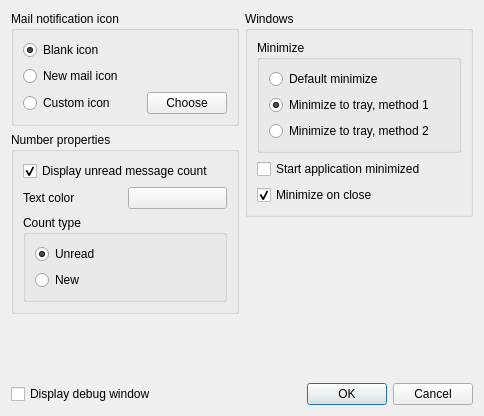
This is app/SysTray-X/preferences.ui in Ximi1970/systray-x as Qt 5 draws it before an edit. The edited form follows.
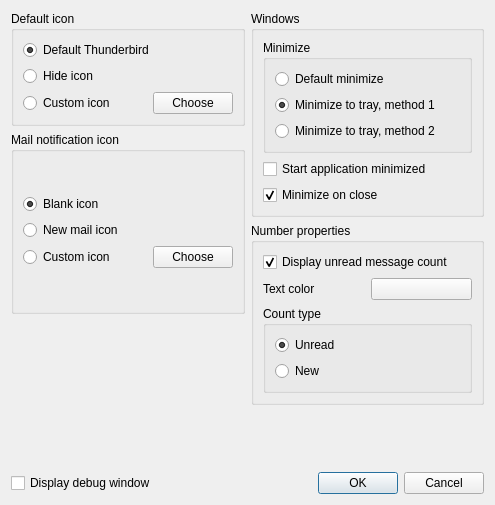
This is the edited form. Icons and pictures are not drawn.

Commit message: Add default icon preferences

```diff
--- a/app/SysTray-X/preferences.ui
+++ b/app/SysTray-X/preferences.ui
@@ -6,8 +6,8 @@
    <rect>
     <x>0</x>
     <y>0</y>
-    <width>484</width>
-    <height>416</height>
+    <width>495</width>
+    <height>505</height>
    </rect>
   </property>
   <property name="windowTitle">
@@ -18,11 +18,157 @@
     <normaloff>:/files/icons/SysTray-X.png</normaloff>:/files/icons/SysTray-X.png</iconset>
   </property>
   <layout class="QGridLayout" name="gridLayout">
-   <item row="0" column="0" rowspan="3">
+   <item row="0" column="0">
+    <widget class="QGroupBox" name="groupBox_2">
+     <property name="title">
+      <string>Default icon</string>
+     </property>
     <layout class="QVBoxLayout" name="verticalLayout_12">
      <item>
       <layout class="QVBoxLayout" name="verticalLayout_9">
        <item>
+         <widget class="QRadioButton" name="defaultIconRadioButton">
+          <property name="text">
+           <string>Default Thunderbird</string>
+          </property>
+          <property name="checked">
+           <bool>true</bool>
+          </property>
+          <attribute name="buttonGroup">
+           <string notr="true">defaultIconTypeGroup</string>
+          </attribute>
+         </widget>
+        </item>
+        <item>
+         <widget class="QRadioButton" name="hideDefaultIconRadioButton">
+          <property name="text">
+           <string>Hide icon</string>
+          </property>
+          <attribute name="buttonGroup">
+           <string notr="true">defaultIconTypeGroup</string>
+          </attribute>
+         </widget>
+        </item>
+        <item>
+         <layout class="QHBoxLayout" name="horizontalLayout_4">
+          <item>
+           <widget class="QRadioButton" name="customDefaultIconRadioButton">
+            <property name="text">
+             <string>Custom icon</string>
+            </property>
+            <attribute name="buttonGroup">
+             <string notr="true">defaultIconTypeGroup</string>
+            </attribute>
+           </widget>
+          </item>
+          <item>
+           <widget class="QLabel" name="defaultImageLabel">
+            <property name="text">
+             <string/>
+            </property>
+           </widget>
+          </item>
+          <item>
+           <widget class="QPushButton" name="chooseCustomDefaultIconButton">
+            <property name="text">
+             <string>Choose</string>
+            </property>
+            <property name="flat">
+             <bool>false</bool>
+            </property>
+           </widget>
+          </item>
+         </layout>
+        </item>
+       </layout>
+      </item>
+     </layout>
+    </widget>
+   </item>
+   <item row="0" column="1" rowspan="2">
+    <widget class="QGroupBox" name="groupBox">
+     <property name="title">
+      <string>Windows</string>
+     </property>
+     <layout class="QVBoxLayout" name="verticalLayout_11">
+      <item>
+       <layout class="QVBoxLayout" name="verticalLayout_10">
+        <item>
+         <widget class="QGroupBox" name="groupBox_4">
+          <property name="title">
+           <string>Minimize</string>
+          </property>
+          <layout class="QGridLayout" name="gridLayout_2">
+           <item row="0" column="0">
+            <layout class="QVBoxLayout" name="verticalLayout_3">
+             <item>
+              <widget class="QRadioButton" name="defaultMinimizeRadioButton">
+               <property name="text">
+                <string>Default minimize</string>
+               </property>
+               <property name="checked">
+                <bool>false</bool>
+               </property>
+               <attribute name="buttonGroup">
+                <string notr="true">minimizeTypeGroup</string>
+               </attribute>
+              </widget>
+             </item>
+             <item>
+              <widget class="QRadioButton" name="minimizeMethod1RadioButton">
+               <property name="text">
+                <string>Minimize to tray, method 1</string>
+               </property>
+               <property name="checked">
+                <bool>true</bool>
+               </property>
+               <attribute name="buttonGroup">
+                <string notr="true">minimizeTypeGroup</string>
+               </attribute>
+              </widget>
+             </item>
+             <item>
+              <widget class="QRadioButton" name="minimizeMethod2RadioButton">
+               <property name="text">
+                <string>Minimize to tray, method 2</string>
+               </property>
+               <attribute name="buttonGroup">
+                <string notr="true">minimizeTypeGroup</string>
+               </attribute>
+              </widget>
+             </item>
+            </layout>
+           </item>
+          </layout>
+         </widget>
+        </item>
+        <item>
+         <layout class="QVBoxLayout" name="verticalLayout_4">
+          <item>
+           <widget class="QCheckBox" name="startMinimizedCheckBox">
+            <property name="text">
+             <string>Start application minimized</string>
+            </property>
+           </widget>
+          </item>
+          <item>
+           <widget class="QCheckBox" name="minimizeOnCloseCheckBox">
+            <property name="text">
+             <string>Minimize on close</string>
+            </property>
+            <property name="checked">
+             <bool>true</bool>
+            </property>
+           </widget>
+          </item>
+         </layout>
+        </item>
+       </layout>
+      </item>
+     </layout>
+    </widget>
+   </item>
+   <item row="1" column="0" rowspan="2">
         <widget class="QGroupBox" name="iconTypeGroupBox">
          <property name="title">
           <string>Mail notification icon</string>
@@ -132,7 +278,7 @@
          </layout>
         </widget>
        </item>
-       <item>
+   <item row="2" column="1" rowspan="2">
         <widget class="QGroupBox" name="groupBox_3">
          <property name="title">
           <string>Number properties</string>
@@ -212,107 +358,7 @@
          </layout>
         </widget>
        </item>
-      </layout>
-     </item>
-     <item>
-      <spacer name="verticalSpacer_2">
-       <property name="orientation">
-        <enum>Qt::Vertical</enum>
-       </property>
-       <property name="sizeHint" stdset="0">
-        <size>
-         <width>20</width>
-         <height>0</height>
-        </size>
-       </property>
-      </spacer>
-     </item>
-    </layout>
-   </item>
-   <item row="0" column="1">
-    <widget class="QGroupBox" name="groupBox">
-     <property name="title">
-      <string>Windows</string>
-     </property>
-     <layout class="QVBoxLayout" name="verticalLayout_11">
-      <item>
-       <layout class="QVBoxLayout" name="verticalLayout_10">
-        <item>
-         <widget class="QGroupBox" name="groupBox_4">
-          <property name="title">
-           <string>Minimize</string>
-          </property>
-          <layout class="QGridLayout" name="gridLayout_2">
-           <item row="0" column="0">
-            <layout class="QVBoxLayout" name="verticalLayout_3">
-             <item>
-              <widget class="QRadioButton" name="defaultMinimizeRadioButton">
-               <property name="text">
-                <string>Default minimize</string>
-               </property>
-               <property name="checked">
-                <bool>false</bool>
-               </property>
-               <attribute name="buttonGroup">
-                <string notr="true">minimizeTypeGroup</string>
-               </attribute>
-              </widget>
-             </item>
-             <item>
-              <widget class="QRadioButton" name="minimizeMethod1RadioButton">
-               <property name="text">
-                <string>Minimize to tray, method 1</string>
-               </property>
-               <property name="checked">
-                <bool>true</bool>
-               </property>
-               <attribute name="buttonGroup">
-                <string notr="true">minimizeTypeGroup</string>
-               </attribute>
-              </widget>
-             </item>
-             <item>
-              <widget class="QRadioButton" name="minimizeMethod2RadioButton">
-               <property name="text">
-                <string>Minimize to tray, method 2</string>
-               </property>
-               <attribute name="buttonGroup">
-                <string notr="true">minimizeTypeGroup</string>
-               </attribute>
-              </widget>
-             </item>
-            </layout>
-           </item>
-          </layout>
-         </widget>
-        </item>
-        <item>
-         <layout class="QVBoxLayout" name="verticalLayout_4">
-          <item>
-           <widget class="QCheckBox" name="startMinimizedCheckBox">
-            <property name="text">
-             <string>Start application minimized</string>
-            </property>
-           </widget>
-          </item>
-          <item>
-           <widget class="QCheckBox" name="minimizeOnCloseCheckBox">
-            <property name="text">
-             <string>Minimize on close</string>
-            </property>
-            <property name="checked">
-             <bool>true</bool>
-            </property>
-           </widget>
-          </item>
-         </layout>
-        </item>
-       </layout>
-      </item>
-     </layout>
-    </widget>
-   </item>
-   <item row="1" column="1">
+   <item row="3" column="0" rowspan="2">
     <spacer name="verticalSpacer">
      <property name="orientation">
       <enum>Qt::Vertical</enum>
@@ -320,12 +366,32 @@
      <property name="sizeHint" stdset="0">
       <size>
        <width>20</width>
-       <height>95</height>
+       <height>113</height>
       </size>
      </property>
     </spacer>
    </item>
-   <item row="3" column="1">
+   <item row="4" column="1">
+    <spacer name="verticalSpacer_2">
+     <property name="orientation">
+      <enum>Qt::Vertical</enum>
+     </property>
+     <property name="sizeHint" stdset="0">
+      <size>
+       <width>20</width>
+       <height>6</height>
+      </size>
+     </property>
+    </spacer>
+   </item>
+   <item row="5" column="0">
+    <widget class="QCheckBox" name="debugWindowCheckBox">
+     <property name="text">
+      <string>Display debug window</string>
+     </property>
+    </widget>
+   </item>
+   <item row="5" column="1">
     <widget class="QDialogButtonBox" name="buttonBox">
      <property name="orientation">
       <enum>Qt::Horizontal</enum>
@@ -335,13 +401,6 @@
      </property>
     </widget>
    </item>
-   <item row="3" column="0">
-    <widget class="QCheckBox" name="debugWindowCheckBox">
-     <property name="text">
-      <string>Display debug window</string>
-     </property>
-    </widget>
-   </item>
   </layout>
  </widget>
  <resources>
```
Left out of the diff: 3 changed lines with no effect on the pictures. Lines whose indentation alone changed are shown as unchanged. The commit also changes 9 other files.
